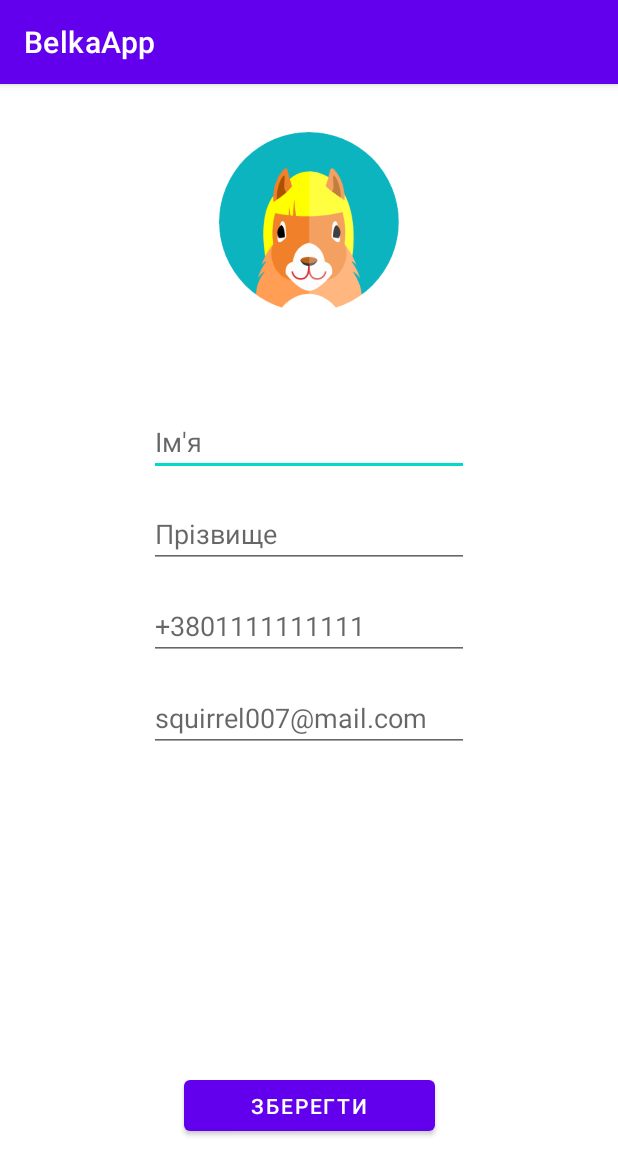
After one commit to alexandr-gnrk/BelkaApp, an Android app: the fragment UserFragment shown on its own in the app's theme, on a phone screen of 412 x 824 dp. The commit adds this screen. Shown: the top 1175 px of the screen. Run offline under Robolectric (Android 15) with nearby library versions, the phone set to English and light mode, and no system bars.

Commit message:
User fragment template added.

```diff
--- /dev/null
+++ b/app/src/main/java/com/example/belkaapp/ui/user/UserFragment.kt
@@ -0,0 +1,34 @@
+package com.example.belkaapp.ui.user
+
+import androidx.lifecycle.ViewModelProvider
+import android.os.Bundle
+import androidx.fragment.app.Fragment
+import android.view.LayoutInflater
+import android.view.View
+import android.view.ViewGroup
+import android.widget.TextView
+import com.example.belkaapp.R
+import com.example.belkaapp.ui.slideshow.SlideshowViewModel
+
+class UserFragment : Fragment() {
+
+    companion object {
+        fun newInstance() = UserFragment()
+    }
+
+    private lateinit var viewModel: UserViewModel
+
+    override fun onCreateView(
+        inflater: LayoutInflater, container: ViewGroup?,
+        savedInstanceState: Bundle?
+    ): View? {
+        return inflater.inflate(R.layout.user_fragment, container, false)
+    }
+
+    override fun onActivityCreated(savedInstanceState: Bundle?) {
+        super.onActivityCreated(savedInstanceState)
+        viewModel = ViewModelProvider(this).get(UserViewModel::class.java)
+        // TODO: Use the ViewModel
+    }
+
+}
--- /dev/null
+++ b/app/src/main/java/com/example/belkaapp/ui/user/UserViewModel.kt
@@ -0,0 +1,7 @@
+package com.example.belkaapp.ui.user
+
+import androidx.lifecycle.ViewModel
+
+class UserViewModel : ViewModel() {
+    // TODO: Implement the ViewModel
+}
--- a/app/src/main/res/layout/app_bar_main.xml
+++ b/app/src/main/res/layout/app_bar_main.xml
@@ -15,7 +15,7 @@
             android:id="@+id/toolbar"
             android:layout_width="match_parent"
             android:layout_height="?attr/actionBarSize"
-            android:background="?attr/colorPrimary"
+            android:background="@color/purple_700"
             app:popupTheme="@style/Theme.BelkaApp.PopupOverlay" />
 
     </com.google.android.material.appbar.AppBarLayout>
--- a/app/src/main/res/layout/fragment_report.xml
+++ b/app/src/main/res/layout/fragment_report.xml
@@ -4,7 +4,7 @@
     xmlns:tools="http://schemas.android.com/tools"
     android:layout_width="match_parent"
     android:layout_height="match_parent"
-    tools:context=".ui.slideshow.ReportFragment">
+    tools:context=".ui.report.ReportFragment">
 
 
     <com.google.android.material.textfield.TextInputLayout
--- /dev/null
+++ b/app/src/main/res/layout/user_fragment.xml
@@ -0,0 +1,77 @@
+<?xml version="1.0" encoding="utf-8"?>
+<androidx.constraintlayout.widget.ConstraintLayout xmlns:android="http://schemas.android.com/apk/res/android"
+xmlns:app="http://schemas.android.com/apk/res-auto"
+xmlns:tools="http://schemas.android.com/tools"
+android:layout_width="match_parent"
+android:layout_height="match_parent"
+tools:context=".ui.user.UserFragment">
+
+    <ImageView
+        android:id="@+id/imageView3"
+        android:layout_width="120dp"
+        android:layout_height="120dp"
+        android:layout_marginTop="32dp"
+        android:src="@drawable/squirrel_account"
+        app:layout_constraintEnd_toEndOf="parent"
+        app:layout_constraintStart_toStartOf="parent"
+        app:layout_constraintTop_toTopOf="parent" />
+
+    <EditText
+        android:id="@+id/editTextTextPersonName"
+        android:layout_width="wrap_content"
+        android:layout_height="wrap_content"
+        android:layout_marginTop="64dp"
+        android:ems="10"
+        android:hint="Ім'я"
+        android:inputType="textPersonName"
+        app:layout_constraintEnd_toEndOf="parent"
+        app:layout_constraintStart_toStartOf="parent"
+        app:layout_constraintTop_toBottomOf="@+id/imageView3" />
+
+    <EditText
+        android:id="@+id/editTextTextPersonName2"
+        android:layout_width="wrap_content"
+        android:layout_height="wrap_content"
+        android:layout_marginTop="16dp"
+        android:ems="10"
+        android:hint="Прізвище"
+        android:inputType="textPersonName"
+        app:layout_constraintEnd_toEndOf="@+id/editTextTextPersonName"
+        app:layout_constraintStart_toStartOf="@+id/editTextTextPersonName"
+        app:layout_constraintTop_toBottomOf="@+id/editTextTextPersonName" />
+
+    <EditText
+        android:id="@+id/editTextPhone"
+        android:layout_width="wrap_content"
+        android:layout_height="wrap_content"
+        android:layout_marginTop="16dp"
+        android:ems="10"
+        android:hint="+3801111111111"
+        android:inputType="phone"
+        app:layout_constraintEnd_toEndOf="@+id/editTextTextPersonName2"
+        app:layout_constraintStart_toStartOf="@+id/editTextTextPersonName2"
+        app:layout_constraintTop_toBottomOf="@+id/editTextTextPersonName2" />
+
+    <EditText
+        android:id="@+id/editTextTextEmailAddress"
+        android:layout_width="wrap_content"
+        android:layout_height="wrap_content"
+        android:layout_marginTop="16dp"
+        android:ems="10"
+        android:hint="squirrel007@mail.com"
+        android:inputType="textEmailAddress"
+        app:layout_constraintEnd_toEndOf="@+id/editTextPhone"
+        app:layout_constraintStart_toStartOf="@+id/editTextPhone"
+        app:layout_constraintTop_toBottomOf="@+id/editTextPhone" />
+
+    <Button
+        android:id="@+id/button2"
+        android:layout_width="167dp"
+        android:layout_height="46dp"
+        android:layout_marginBottom="64dp"
+        android:text="Зберегти"
+        app:layout_constraintBottom_toBottomOf="parent"
+        app:layout_constraintEnd_toEndOf="parent"
+        app:layout_constraintStart_toStartOf="parent" />
+
+</androidx.constraintlayout.widget.ConstraintLayout>
--- a/app/src/main/res/menu/activity_main_drawer.xml
+++ b/app/src/main/res/menu/activity_main_drawer.xml
@@ -20,5 +20,9 @@
             android:id="@+id/nav_report"
             android:icon="@drawable/visibility_black"
             android:title="@string/menu_report" />
+        <item
+            android:id="@+id/nav_user"
+            android:icon="@drawable/account_box_24px"
+            android:title="@string/menu_user" />
     </group>
 </menu>
--- a/app/src/main/res/navigation/mobile_navigation.xml
+++ b/app/src/main/res/navigation/mobile_navigation.xml
@@ -27,4 +27,9 @@
         android:name="com.example.belkaapp.ReportFragment"
         android:label="@string/menu_report"
         tools:layout="@layout/fragment_report" />
+    <fragment
+        android:id="@+id/nav_user"
+        android:name="com.example.belkaapp.ui.user.UserFragment"
+        android:label="Акаунт"
+        tools:layout="@layout/user_fragment" />
 </navigation>
```
Also changed, not shown: app/src/main/res/drawable/account_box_24px.xml (added, +9 -0 lines), app/src/main/res/values/strings.xml (+1 -10 lines), app/src/main/res/drawable/squirrel_account.png (added).
